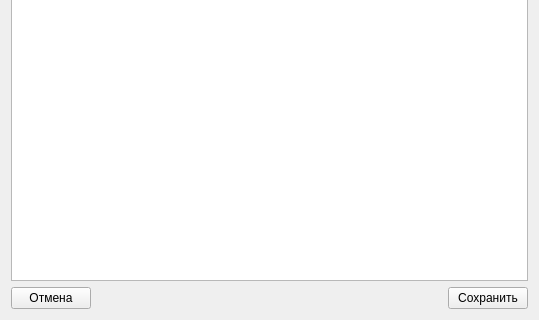
MattyMatiss/MattyNotesOld, file MattyNotes/addnotedialog.ui: the form before one commit; both pictures show x 0 to 539 and y 205 to 525 of the 539 by 525 pixel window.
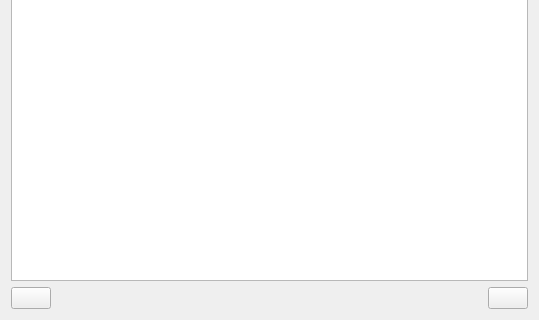
The form after the commit.

```diff
--- a/MattyNotes/addnotedialog.ui
+++ b/MattyNotes/addnotedialog.ui
@@ -112,7 +112,7 @@
      <item>
       <widget class="QPushButton" name="cancelAddingNoteButton">
        <property name="text">
-        <string>Отмена</string>
+        <string/>
        </property>
       </widget>
      </item>
@@ -132,7 +132,7 @@
      <item>
       <widget class="QPushButton" name="createNoteButton">
        <property name="text">
-        <string>Сохранить</string>
+        <string/>
        </property>
       </widget>
      </item>
```
Left out of the diff: 2 changed lines with no effect on the pictures.
